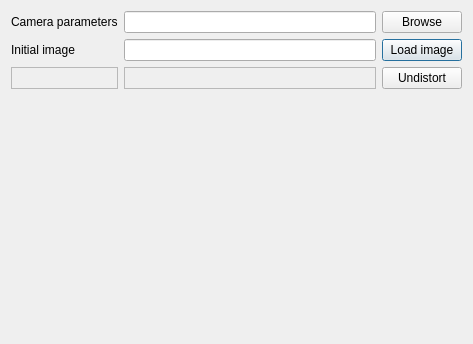
First picture: the form in undistort.ui, repository asergiu/camcalib, before the edit.
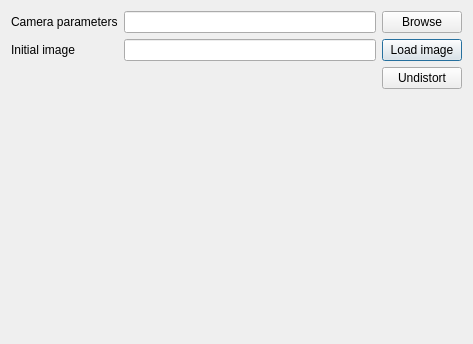
Second picture: the form after the edit.

Commit message: Sters frame-uri

Diff of the .ui file:
```diff
--- a/undistort.ui
+++ b/undistort.ui
@@ -43,27 +43,6 @@
        </property>
       </widget>
      </item>
-     <item row="2" column="0">
-      <widget class="QFrame" name="frame">
-       <property name="frameShape">
-        <enum>QFrame::StyledPanel</enum>
-       </property>
-       <property name="frameShadow">
-        <enum>QFrame::Raised</enum>
-       </property>
-      </widget>
-     </item>
-     <item row="2" column="1">
-      <widget class="QFrame" name="frame_2">
-       <property name="frameShape">
-        <enum>QFrame::StyledPanel</enum>
-       </property>
-       <property name="frameShadow">
-        <enum>QFrame::Raised</enum>
-       </property>
-       <layout class="QVBoxLayout" name="verticalLayout"/>
-      </widget>
-     </item>
      <item row="0" column="2">
       <widget class="QPushButton" name="pushButton">
        <property name="text">
```
